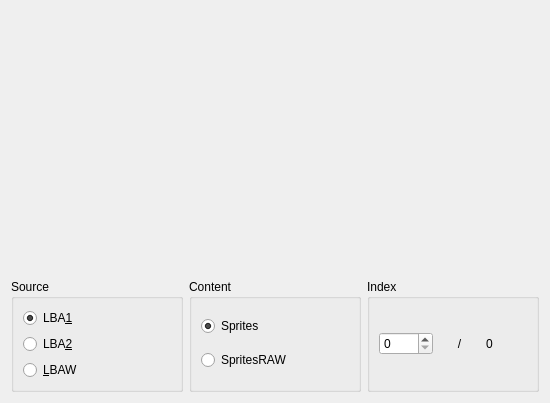
Old version of the form src/lbaspriteviewer/lbaspriteplayer.ui in the repository solarix95/lbaworld.
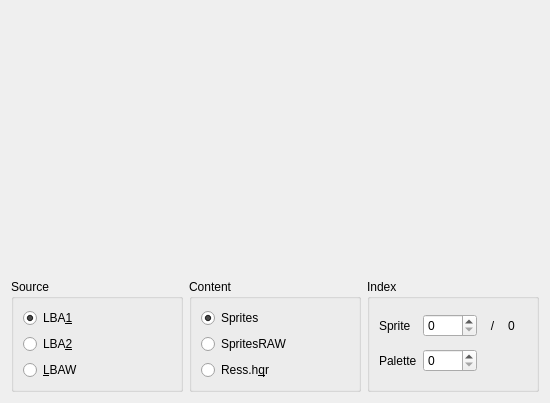
New version of the form.

Commit message: LbaImage moved to LbaSprite

```diff
--- a/src/lbaspriteviewer/lbaspriteplayer.ui
+++ b/src/lbaspriteviewer/lbaspriteplayer.ui
@@ -91,6 +91,13 @@
           </property>
          </widget>
         </item>
+        <item>
+         <widget class="QRadioButton" name="btnRess">
+          <property name="text">
+           <string>Ress.h&amp;qr</string>
+          </property>
+         </widget>
+        </item>
        </layout>
       </widget>
      </item>
@@ -99,15 +106,15 @@
        <property name="title">
         <string>Index</string>
        </property>
-       <layout class="QHBoxLayout" name="horizontalLayout_2">
-        <item>
-         <widget class="QSpinBox" name="spbIndex">
-          <property name="maximum">
-           <number>9999</number>
+       <layout class="QGridLayout" name="gridLayout">
+        <item row="0" column="4">
+         <widget class="QLabel" name="lblCount">
+          <property name="text">
+           <string>0</string>
           </property>
          </widget>
         </item>
-        <item>
+        <item row="0" column="3">
          <widget class="QLabel" name="label">
           <property name="text">
            <string>/</string>
@@ -117,10 +124,27 @@
           </property>
          </widget>
         </item>
-        <item>
-         <widget class="QLabel" name="lblCount">
+        <item row="1" column="1">
+         <widget class="QSpinBox" name="spbPalette">
+          <property name="maximum">
+           <number>9999</number>
+          </property>
+         </widget>
+        </item>
+        <item row="0" column="1">
+         <widget class="QSpinBox" name="spbIndex"/>
+        </item>
+        <item row="0" column="0">
+         <widget class="QLabel" name="label_2">
           <property name="text">
-           <string>0</string>
+           <string>Sprite</string>
+          </property>
+         </widget>
+        </item>
+        <item row="1" column="0">
+         <widget class="QLabel" name="label_3">
+          <property name="text">
+           <string>Palette</string>
           </property>
          </widget>
         </item>
```
The commit also changes 9 other files.
